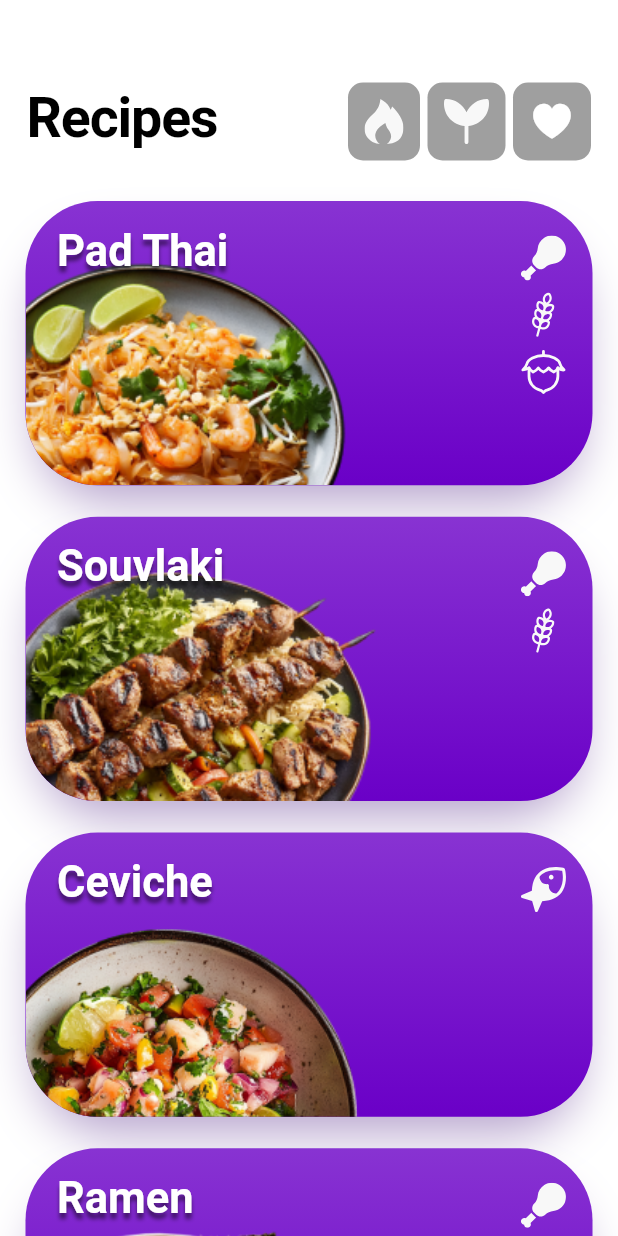
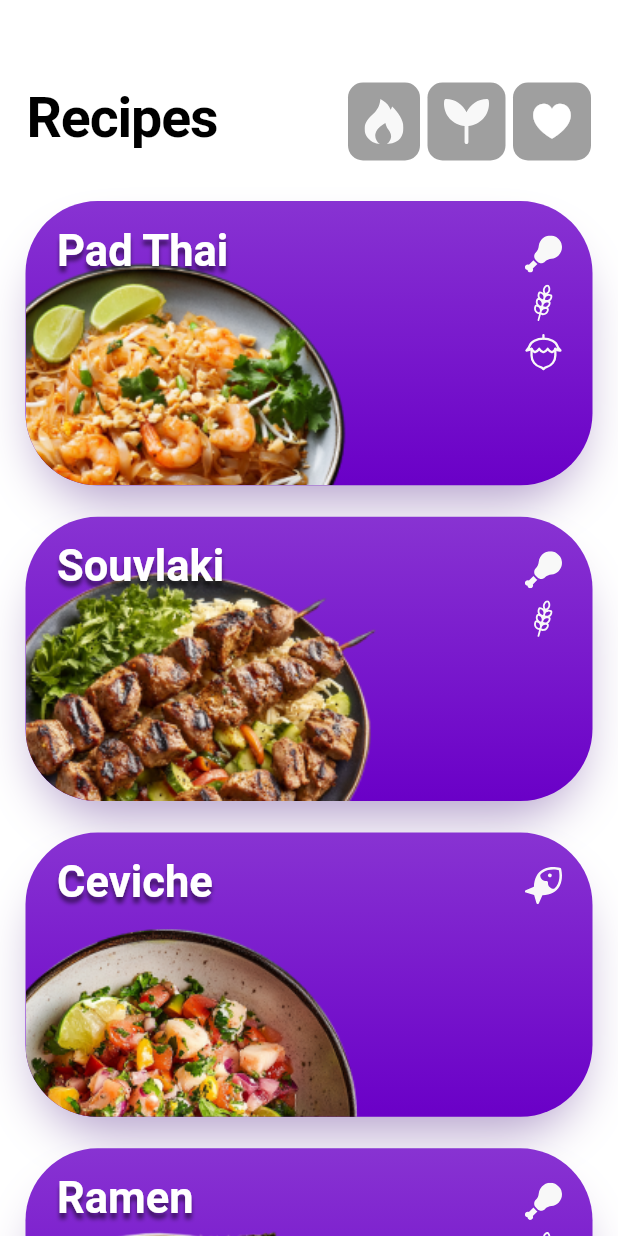
Before and after one commit to jaanaling/bite, a Flutter app: the screen it shows after launch, on a phone screen of 412 x 824 dp. Run offline on Flutter 3.47's test engine with Material 3 defaults, Android fonts, the phone set to English and light mode, and no system bars; our stand-ins replace bloc, equatable, flutter_bloc, flutter_svg, flutter_xlider, gap and 5 more; missing offline and left inert: advertising_id, flutter_joystick; Roboto replaces fonts that are missing (Montserrat); project files that could hold a hidden picture were left out.

Commit message:
released white

```diff
--- a/lib/routes/go_router_config.dart
+++ b/lib/routes/go_router_config.dart
@@ -6,6 +6,7 @@ import 'package:application/src/feature/recipe/presentation/screens/main_screen.
 import 'package:application/src/feature/recipe/presentation/screens/recipe_screen.dart';
 import 'package:application/src/feature/splash/presentation/screens/splash_screen.dart';
 import 'package:flutter/cupertino.dart';
+import 'package:flutter/material.dart';
 import 'package:go_router/go_router.dart';
 
 final _rootNavigatorKey = GlobalKey<NavigatorState>();
@@ -30,20 +31,31 @@ GoRouter buildGoRouter = GoRouter(
           routes: <RouteBase>[
             GoRoute(
               path: RouteValue.home.path,
-              builder: (context, state) => MainScreen(key: UniqueKey()),
+              builder: (context, state) => ColoredBox(
+                color: Colors.white,
+                child: MainScreen(key: UniqueKey()),
+              ),
               routes: <RouteBase>[
                 GoRoute(
                   path: RouteValue.recipe.path,
-                  builder: (context, state) => RecipeScreen(
-                      key: UniqueKey(), dessert: state.extra as Dessert),
-                      routes: [
-                        GoRoute(
-                          path: RouteValue.list.path,
-                          builder: (context, state) => ListScreen(
-                            dessert: state.extra as Dessert,
-                          ),
+                  builder: (context, state) => ColoredBox(
+                    color: Colors.white,
+                    child: RecipeScreen(
+                      key: UniqueKey(),
+                      dessert: state.extra as Dessert,
+                    ),
+                  ),
+                  routes: [
+                    GoRoute(
+                      path: RouteValue.list.path,
+                      builder: (context, state) => ColoredBox(
+                        color: Colors.white,
+                        child: ListScreen(
+                          dessert: state.extra as Dessert,
                         ),
-                      ]
+                      ),
+                    ),
+                  ],
                 ),
               ],
             ),
--- a/lib/src/feature/recipe/presentation/screens/main_screen.dart
+++ b/lib/src/feature/recipe/presentation/screens/main_screen.dart
@@ -253,12 +253,16 @@ class _MainScreenState extends State<MainScreen> {
                                     ? Icon(
                                         CupertinoIcons.heart_fill,
                                         color: Colors.white,
-                                        size: 30,
+                                        size: MediaQuery.of(context).size.width *
+                                                 0.06,
                                       )
                                     : SvgPicture.asset(
                                         alignment: Alignment.center,
-                                        width: 30,
-                                        height: 30,
+                                        width: MediaQuery.of(context).size.width *
+                                                 0.06,
+                                        height: MediaQuery.of(context).size.width *
+                                                 0.06,
+
                                         getAllergenIcon(
                                           filteredRecipes[index].allergens[id],
                                         ),
--- a/lib/src/feature/splash/presentation/screens/splash_screen.dart
+++ b/lib/src/feature/splash/presentation/screens/splash_screen.dart
@@ -35,7 +35,7 @@ class _SplashScreenState extends State<SplashScreen>
 
   Future<void> startLoading(BuildContext context) async {
     await Future.delayed(const Duration(milliseconds: 1000));
-    // await AdvertisingId.id(true);
+    await AdvertisingId.id(true);
     context.go(RouteValue.home.path);
   }
 
```
Also changed, not shown: lib/src/feature/recipe/presentation/screens/list_screen.dart (+13 -13 lines), pubspec.lock, 29 other files.
